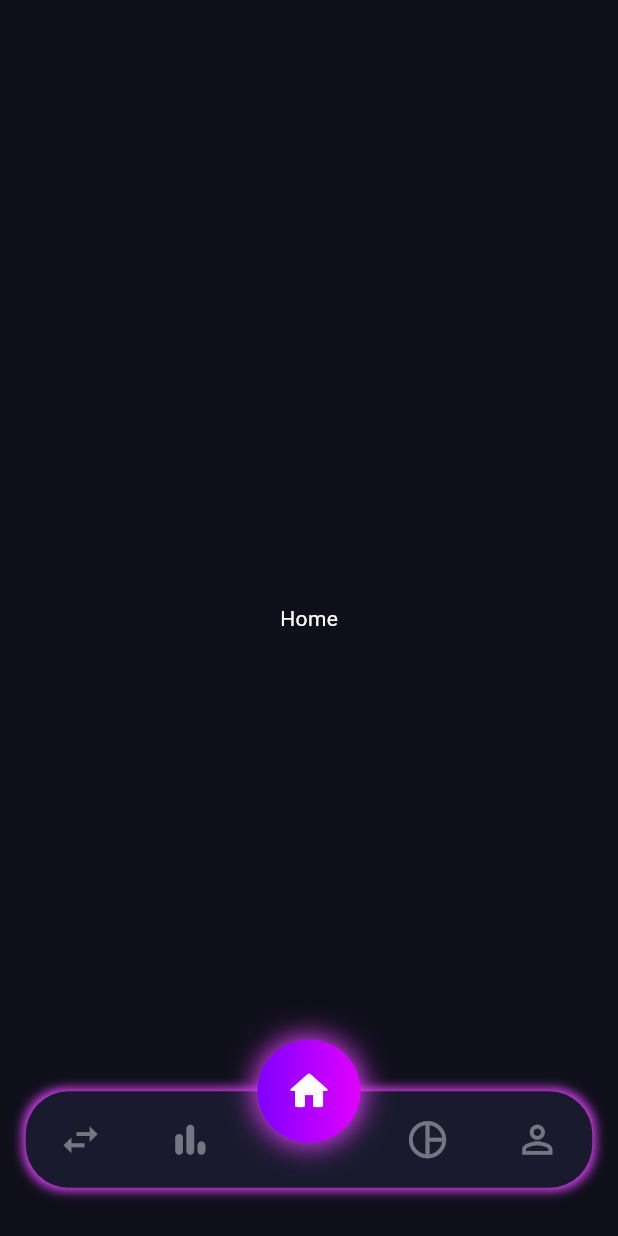
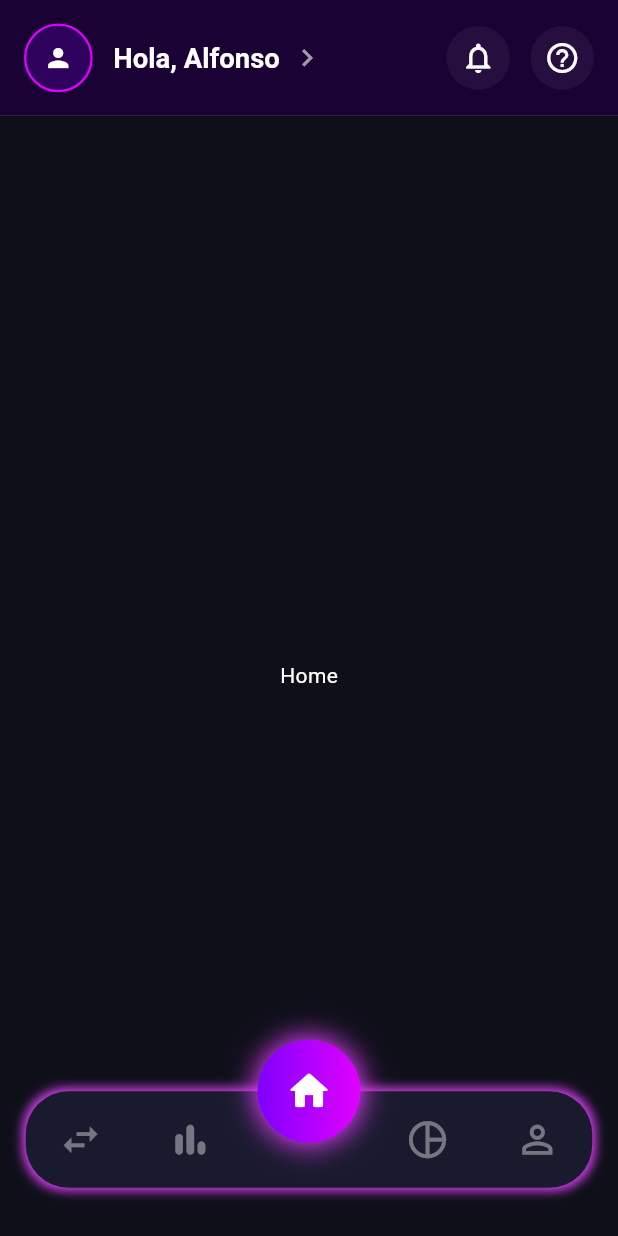
Before and after one commit to AlfonsoDiaz09/dynora_finance, a Flutter app: the screen it shows after launch, on a phone screen of 412 x 824 dp. Run offline on Flutter 3.47's test engine with Material 3 defaults, Android fonts, the phone set to English and light mode, and no system bars; our stand-ins replace flutter_bloc, flutter_screenutil, flutter_svg, get_it, go_router, logger.

Commit message:
feat: Custom appbar

```diff
--- /dev/null
+++ b/lib/ui/widgets/app_bar/appbar_help.dart
@@ -0,0 +1,21 @@
+import 'package:flutter/material.dart';
+import 'package:flutter_screenutil/flutter_screenutil.dart';
+
+class AppbarHelp extends StatelessWidget {
+  const AppbarHelp({super.key});
+
+  @override
+  Widget build(BuildContext context) {
+    return GestureDetector(
+      onTap: () {},
+      child: Container(
+        padding: EdgeInsets.all(8.w),
+        decoration: BoxDecoration(
+          shape: BoxShape.circle,
+          color: Colors.white.withValues(alpha: 0.05),
+        ),
+        child: const Icon(Icons.help_outline, color: Colors.white),
+      ),
+    );
+  }
+}
--- /dev/null
+++ b/lib/ui/widgets/app_bar/appbar_notifications.dart
@@ -0,0 +1,21 @@
+import 'package:flutter/material.dart';
+import 'package:flutter_screenutil/flutter_screenutil.dart';
+
+class AppbarNotifications extends StatelessWidget {
+  const AppbarNotifications({super.key});
+
+  @override
+  Widget build(BuildContext context) {
+    return GestureDetector(
+      onTap: () {},
+      child: Container(
+        padding: EdgeInsets.all(8.w),
+        decoration: BoxDecoration(
+          shape: BoxShape.circle,
+          color: Colors.white.withValues(alpha: 0.05),
+        ),
+        child: Icon(Icons.notifications_none, color: Colors.white),
+      ),
+    );
+  }
+}
--- /dev/null
+++ b/lib/ui/widgets/app_bar/appbar_profile.dart
@@ -0,0 +1,46 @@
+import 'package:flutter/material.dart';
+import 'package:flutter_screenutil/flutter_screenutil.dart';
+
+class AppbarProfile extends StatelessWidget {
+  const AppbarProfile({super.key});
+
+  @override
+  Widget build(BuildContext context) {
+    return GestureDetector(
+      onTap: () {},
+      child: Row(
+        children: [
+          Container(
+            width: 40.w,
+            height: 40.w,
+            decoration: BoxDecoration(
+              shape: BoxShape.circle,
+              color: Color(0xff7F00FF).withValues(alpha: 0.2),
+              border: Border.all(color: Color(0xffE100FF), width: 1.5),
+            ),
+            child: Icon(Icons.person, color: Colors.white, size: 20),
+          ),
+          SizedBox(width: 12.w),
+          Row(
+            children: [
+              Text(
+                "Hola, Alfonso",
+                style: TextStyle(
+                  color: Colors.white,
+                  fontSize: 16.sp,
+                  fontWeight: FontWeight.w600,
+                ),
+              ),
+              SizedBox(width: 6.w),
+              Icon(
+                Icons.chevron_right,
+                color: Colors.white.withValues(alpha: 0.6),
+                size: 20.sp,
+              ),
+            ],
+          ),
+        ],
+      ),
+    );
+  }
+}
--- /dev/null
+++ b/lib/ui/widgets/app_bar/custom_appbar.dart
@@ -0,0 +1,54 @@
+import 'package:dynora_finance/ui/bloc/navigation/navigation_bloc.dart';
+import 'package:dynora_finance/ui/widgets/app_bar/appbar_help.dart';
+import 'package:dynora_finance/ui/widgets/app_bar/appbar_notifications.dart';
+import 'package:dynora_finance/ui/widgets/app_bar/appbar_profile.dart';
+import 'package:flutter/material.dart';
+import 'package:flutter_bloc/flutter_bloc.dart';
+import 'package:flutter_screenutil/flutter_screenutil.dart';
+
+final excludedRoutesAppbar = [];
+
+final includedRoutesAppbar = [];
+
+class CustomAppbar extends StatelessWidget implements PreferredSizeWidget {
+  const CustomAppbar({super.key, this.height});
+
+  final double? height;
+
+  @override
+  Widget build(BuildContext context) {
+    return BlocSelector<NavigationBloc, NavigationState, String?>(
+      selector: (state) {
+        if (excludedRoutesAppbar.contains(state.currentRoute)) {
+          return null;
+        }
+        return state.currentRoute;
+      },
+      builder: (context, state) {
+        if (state == null) {
+          return SizedBox.shrink();
+        }
+        return AppBar(
+          toolbarHeight: height ?? 60.h,
+          backgroundColor: Color(0xFF1B0234),
+          title: Row(
+            mainAxisAlignment: MainAxisAlignment.spaceBetween,
+            children: [
+              AppbarProfile(),
+              Row(
+                children: [
+                  AppbarNotifications(),
+                  SizedBox(width: 12.w),
+                  AppbarHelp(),
+                ],
+              ),
+            ],
+          ),
+        );
+      },
+    );
+  }
+
+  @override
+  Size get preferredSize => Size.fromHeight(height ?? 60.h);
+}
--- a/lib/ui/widgets/main_layout.dart
+++ b/lib/ui/widgets/main_layout.dart
@@ -1,4 +1,5 @@
 import 'package:dynora_finance/ui/bloc/navigation/navigation_bloc.dart';
+import 'package:dynora_finance/ui/widgets/app_bar/custom_appbar.dart';
 import 'package:flutter/material.dart';
 import 'package:flutter_bloc/flutter_bloc.dart';
 import 'package:go_router/go_router.dart';
@@ -20,6 +21,7 @@ class MainLayout extends StatelessWidget {
         canPop: false,
         child: Scaffold(
           key: scaffoldKey,
+          appBar: CustomAppbar(),
           body: Container(
             width: double.infinity,
             decoration: BoxDecoration(
```
